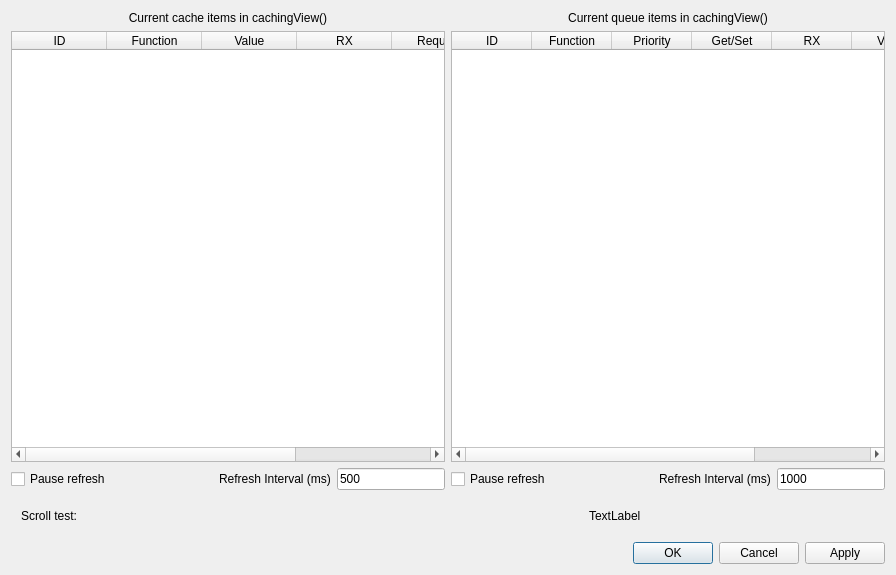
The window that debugwindow.ui (adecarolis/wfweb) describes before a commit, drawn with Qt 5.
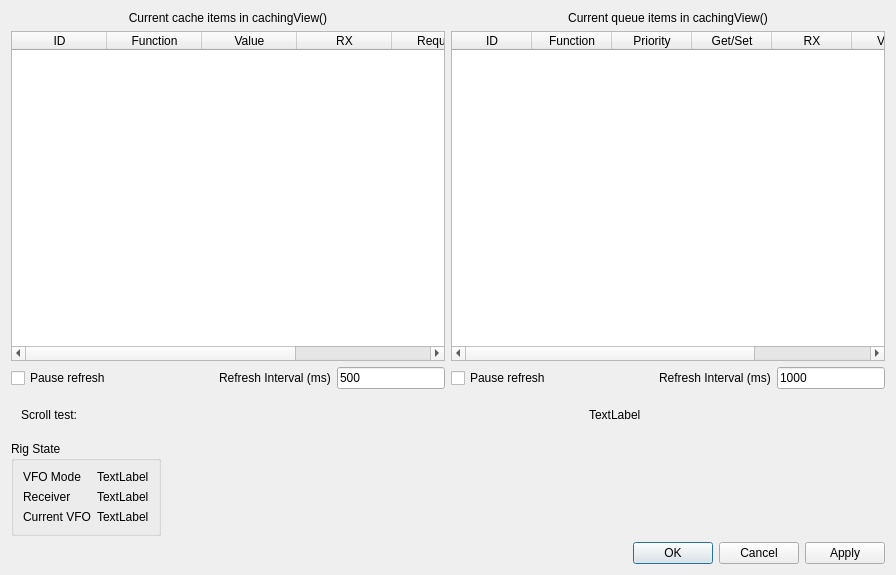
The same window after the commit. Custom widgets are drawn as their Qt base class.

Patch:
```diff
--- a/debugwindow.ui
+++ b/debugwindow.ui
@@ -290,6 +290,89 @@
        </item>
       </layout>
      </item>
+     <item>
+      <layout class="QHBoxLayout" name="horizontalLayout_5">
+       <property name="sizeConstraint">
+        <enum>QLayout::SizeConstraint::SetMinimumSize</enum>
+       </property>
+       <item>
+        <widget class="QGroupBox" name="groupBox">
+         <property name="sizePolicy">
+          <sizepolicy hsizetype="Minimum" vsizetype="Minimum">
+           <horstretch>0</horstretch>
+           <verstretch>0</verstretch>
+          </sizepolicy>
+         </property>
+         <property name="maximumSize">
+          <size>
+           <width>16777215</width>
+           <height>16777215</height>
+          </size>
+         </property>
+         <property name="title">
+          <string>Rig State</string>
+         </property>
+         <layout class="QFormLayout" name="formLayout_2">
+          <item row="0" column="0">
+           <widget class="QLabel" name="label_5">
+            <property name="text">
+             <string>VFO Mode</string>
+            </property>
+           </widget>
+          </item>
+          <item row="0" column="1">
+           <widget class="QLabel" name="vfomode">
+            <property name="text">
+             <string>TextLabel</string>
+            </property>
+           </widget>
+          </item>
+          <item row="1" column="1">
+           <widget class="QLabel" name="receiver">
+            <property name="text">
+             <string>TextLabel</string>
+            </property>
+           </widget>
+          </item>
+          <item row="2" column="0">
+           <widget class="QLabel" name="label_8">
+            <property name="text">
+             <string>Current VFO</string>
+            </property>
+           </widget>
+          </item>
+          <item row="2" column="1">
+           <widget class="QLabel" name="vfo">
+            <property name="text">
+             <string>TextLabel</string>
+            </property>
+           </widget>
+          </item>
+          <item row="1" column="0">
+           <widget class="QLabel" name="label_9">
+            <property name="text">
+             <string>Receiver</string>
+            </property>
+           </widget>
+          </item>
+         </layout>
+        </widget>
+       </item>
+       <item>
+        <spacer name="horizontalSpacer_4">
+         <property name="orientation">
+          <enum>Qt::Orientation::Horizontal</enum>
+         </property>
+         <property name="sizeHint" stdset="0">
+          <size>
+           <width>40</width>
+           <height>20</height>
+          </size>
+         </property>
+        </spacer>
+       </item>
+      </layout>
+     </item>
      <item>
       <widget class="QDialogButtonBox" name="buttonBox">
        <property name="orientation">
```
